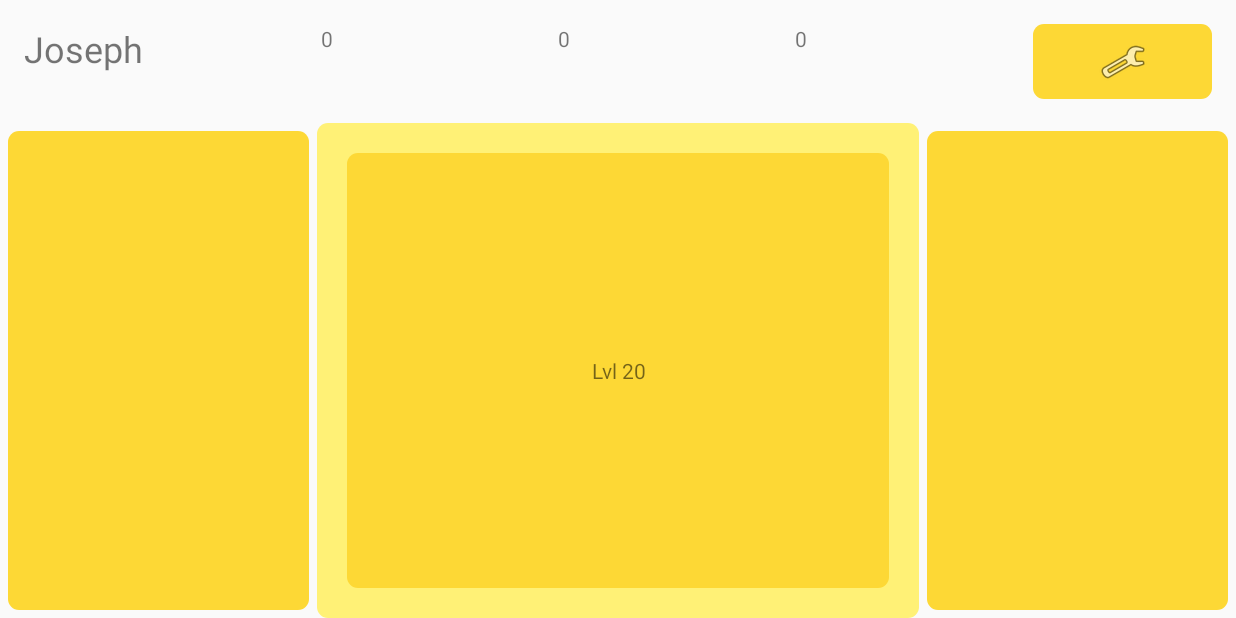
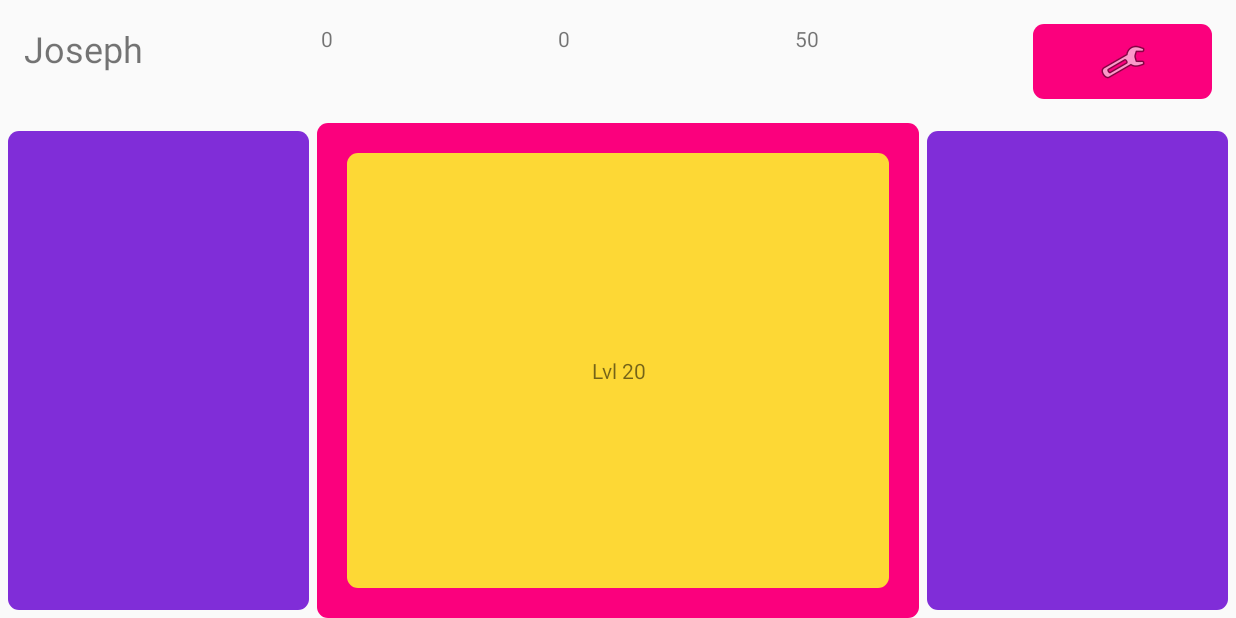
Before and after one commit to ClaymoreAdrendamar/RCAPManager, an Android app: the screen it shows after launch (MainActivity), on a phone screen of 824 x 412 dp (held sideways). Run offline under Robolectric (Android 15) with nearby library versions, the phone set to English and light mode, and no system bars.

Commit message:
added new stuff

```diff
--- a/app/src/main/java/net/gamepickle/rcap/GameVariables.java
+++ b/app/src/main/java/net/gamepickle/rcap/GameVariables.java
@@ -31,9 +31,9 @@ public class GameVariables{
         String cash_key = "CASH";
         String popularity_key = "POPULARITY";
         String player_stats_key = "PLAYER_STATS";
+        String player_happiness_key = "PLAYER_HAPPINESS";
         String name_key = "NAME";
-        String player_happiness_key = "PLAYER HAPPINESS";
-        String opponent_strength = "OPPONENT STRENGTH";
+
 
         // Cash Variable
         // If it exists read from it else create it with a value of 0
@@ -45,9 +45,11 @@ public class GameVariables{
 
         // Player_stats Variable
         // If it exists read from it else create it with a value of 0
+
         setPlayer_stats(settings.getInt(player_stats_key, 0));
 
         setPlayer_happiness(settings.getInt(player_happiness_key, 0));
+
 
     }
 
@@ -83,19 +85,10 @@ public class GameVariables{
         t.setText(String.valueOf(player_stats));
     }
 
-    public void setPlayer_stats(int amount, boolean increment) {
-        if(increment) {
-            amount += player_stats;
-        }
-        setPlayer_stats(amount);
+
+    public void setPlayer_happiness(int amount) {
+        player_happiness = amount;
+        //TextView t = (TextView)((Activity)mContext).findViewById(R.id.happiness_text);
+        //t.setText(String.valueOf(player_happiness));
     }
-
-    public void setPlayer_happiness(int amount, boolean increment) {
-        if(increment) {
-            amount += player_happiness;
-        }
-        setPlayer_happiness(amount);
-    }
-
-
 }
--- a/app/src/main/java/net/gamepickle/rcap/MainActivity.java
+++ b/app/src/main/java/net/gamepickle/rcap/MainActivity.java
@@ -1,8 +1,10 @@
 package net.gamepickle.rcap;
 
 import android.app.Activity;
+import android.support.v4.util.Pair;
 import android.support.v7.app.AppCompatActivity;
 import android.os.Bundle;
+import android.widget.Button;
 
 public class MainActivity extends AppCompatActivity {
     GameVariables gameVariables;
@@ -11,6 +13,20 @@ public class MainActivity extends AppCompatActivity {
         super.onCreate(savedInstanceState);
         setContentView(R.layout.activity_main);
         gameVariables = new GameVariables(this);
+
+        gameVariables.setPlayer_stats(50);
+        gameVariables.setPlayer_happiness(50);
+
+        Button changeScreen;
+        //changeScreen = new Button().findViewById(R.id.Changing_Room);
     }
 
+        public Pair<Integer, Integer> match(){
+            int rcapGoals = 0;
+            int otherGoals = 0;
+            return new Pair<Integer,Integer>(rcapGoals, otherGoals);
+        }
+
+
+
 }
--- a/app/src/main/java/net/gamepickle/rcapmanager/MainActivity.java
+++ b/app/src/main/java/net/gamepickle/rcapmanager/MainActivity.java
@@ -2,6 +2,8 @@ package net.gamepickle.rcapmanager;
 
 import android.support.v7.app.AppCompatActivity;
 import android.os.Bundle;
+
+import net.gamepickle.rcap.R;
 
 public class MainActivity extends AppCompatActivity {
 
--- a/app/src/main/res/drawable/rounded_rectangle.xml
+++ b/app/src/main/res/drawable/rounded_rectangle.xml
@@ -1,7 +1,7 @@
 <?xml version="1.0" encoding="UTF-8"?>
 <shape android:shape="rectangle"
     xmlns:android="http://schemas.android.com/apk/res/android">
-    <solid android:color="#FFF176"/>
+    <solid android:color="#fb007d"/>
 
     <!--<stroke android:width="3dp"
         android:color="#ff000000"
--- a/app/src/main/res/layout/activity_main.xml
+++ b/app/src/main/res/layout/activity_main.xml
@@ -82,6 +82,7 @@
             android:layout_height="match_parent"
             app:srcCompat="@android:drawable/ic_menu_preferences"
             android:background="@drawable/rounded_button"
+            android:backgroundTint="#fb007d"
             android:id="@+id/imageButton"
             android:layout_weight="1.5" />
 
@@ -102,8 +103,10 @@
             app:srcCompat="@drawable/rounded_button"
             android:id="@+id/Changing_Room"
             android:layout_weight="2.5"
+            android:backgroundTint="#802dd8"
             android:background="#00000000"
-            android:layout_margin="5dp" />
+            android:layout_margin="5dp"
+            android:tint="#802dd8" />
 
         <!-- Level Up 50%-->
         <RelativeLayout
@@ -148,8 +151,10 @@
             app:srcCompat="@drawable/rounded_button"
             android:id="@+id/imageButton4"
             android:layout_weight="2.5"
+            android:backgroundTint="#802dd8"
             android:background="#00000000"
-            android:layout_margin="5dp" />
+            android:layout_margin="5dp"
+            android:tint="#802dd8" />
 
     </LinearLayout>
 </LinearLayout>
```
Also changed, not shown: app/src/main/java/net/gamepickle/rcap/Match.java (+21 -0 lines).
